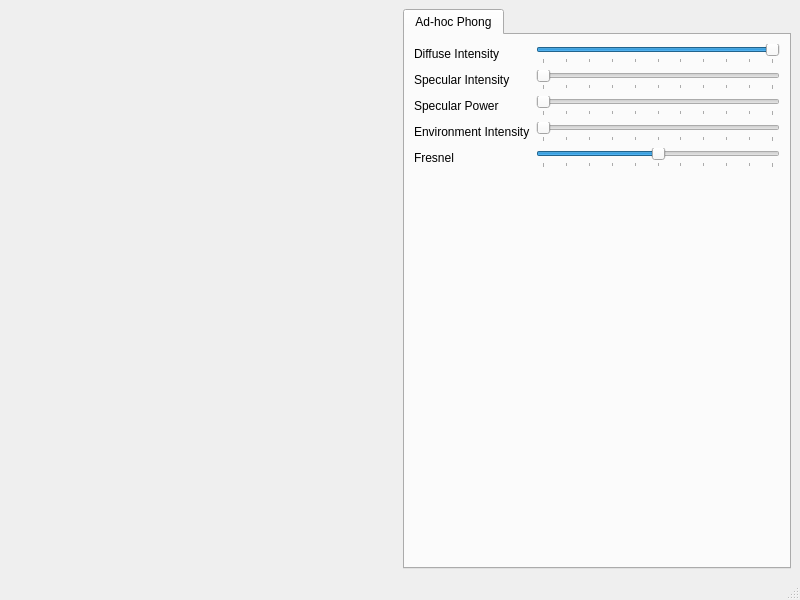
First picture: the form in tools/shading-evaluation/shading-evaluation.ui, repository zeroeffects/TempestRenderer, before the edit.
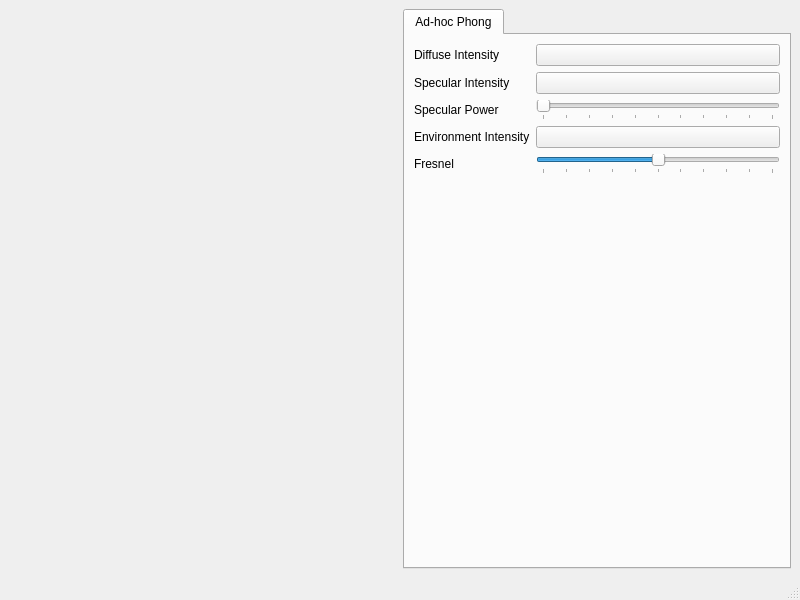
Second picture: the form after the edit. Custom widgets are drawn as their Qt base class.

Commit message: Some quite naive and ad hoc Phong shading to start with the evaluation

What changed in the file:
```diff
--- a/tools/shading-evaluation/shading-evaluation.ui
+++ b/tools/shading-evaluation/shading-evaluation.ui
@@ -27,6 +27,12 @@
     </item>
     <item>
      <widget class="QTabWidget" name="ShadingTabs">
+      <property name="maximumSize">
+       <size>
+        <width>400</width>
+        <height>16777215</height>
+       </size>
+      </property>
       <property name="currentIndex">
        <number>0</number>
       </property>
@@ -70,41 +76,6 @@
           </property>
          </widget>
         </item>
-        <item row="0" column="1">
-         <widget class="QSlider" name="DiffuseIntensity">
-          <property name="maximum">
-           <number>100</number>
-          </property>
-          <property name="value">
-           <number>100</number>
-          </property>
-          <property name="orientation">
-           <enum>Qt::Horizontal</enum>
-          </property>
-          <property name="tickPosition">
-           <enum>QSlider::TicksBelow</enum>
-          </property>
-          <property name="tickInterval">
-           <number>10</number>
-          </property>
-         </widget>
-        </item>
-        <item row="1" column="1">
-         <widget class="QSlider" name="SpecularIntensity">
-          <property name="maximum">
-           <number>100</number>
-          </property>
-          <property name="orientation">
-           <enum>Qt::Horizontal</enum>
-          </property>
-          <property name="tickPosition">
-           <enum>QSlider::TicksBelow</enum>
-          </property>
-          <property name="tickInterval">
-           <number>10</number>
-          </property>
-         </widget>
-        </item>
         <item row="2" column="1">
          <widget class="QSlider" name="SpecularPower">
           <property name="maximum">
@@ -121,22 +92,6 @@
           </property>
          </widget>
         </item>
-        <item row="3" column="1">
-         <widget class="QSlider" name="EnvIntensity">
-          <property name="maximum">
-           <number>100</number>
-          </property>
-          <property name="orientation">
-           <enum>Qt::Horizontal</enum>
-          </property>
-          <property name="tickPosition">
-           <enum>QSlider::TicksBelow</enum>
-          </property>
-          <property name="tickInterval">
-           <number>10</number>
-          </property>
-         </widget>
-        </item>
         <item row="4" column="1">
          <widget class="QSlider" name="Fresnel">
           <property name="maximum">
@@ -156,6 +111,27 @@
           </property>
          </widget>
         </item>
+        <item row="0" column="1">
+         <widget class="ColorPicker" name="DiffuseIntensity">
+          <property name="text">
+           <string/>
+          </property>
+         </widget>
+        </item>
+        <item row="1" column="1">
+         <widget class="ColorPicker" name="SpecularIntensity">
+          <property name="text">
+           <string/>
+          </property>
+         </widget>
+        </item>
+        <item row="3" column="1">
+         <widget class="ColorPicker" name="EnvironmentIntensity">
+          <property name="text">
+           <string/>
+          </property>
+         </widget>
+        </item>
        </layout>
       </widget>
      </widget>
@@ -171,6 +147,11 @@
    <header>tempest/qt/tempest-widget.hh</header>
    <container>1</container>
   </customwidget>
+  <customwidget>
+   <class>ColorPicker</class>
+   <extends>QPushButton</extends>
+   <header>color-picker.hh</header>
+  </customwidget>
  </customwidgets>
  <resources/>
  <connections/>
```
The commit also changes 7 other files.
